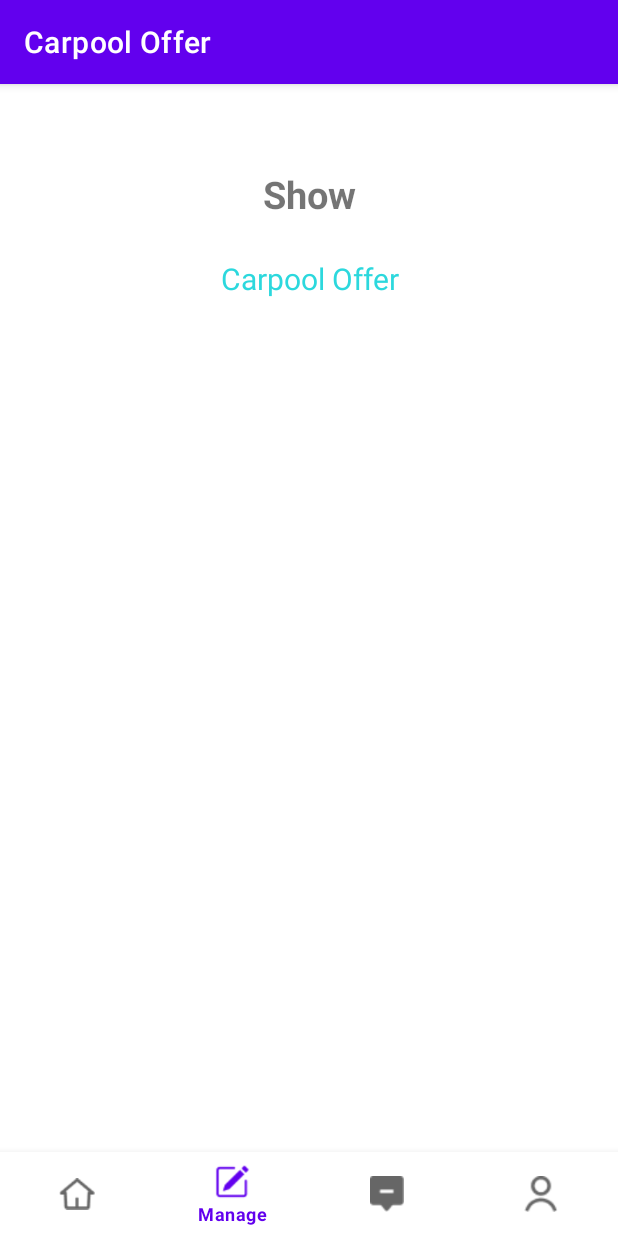
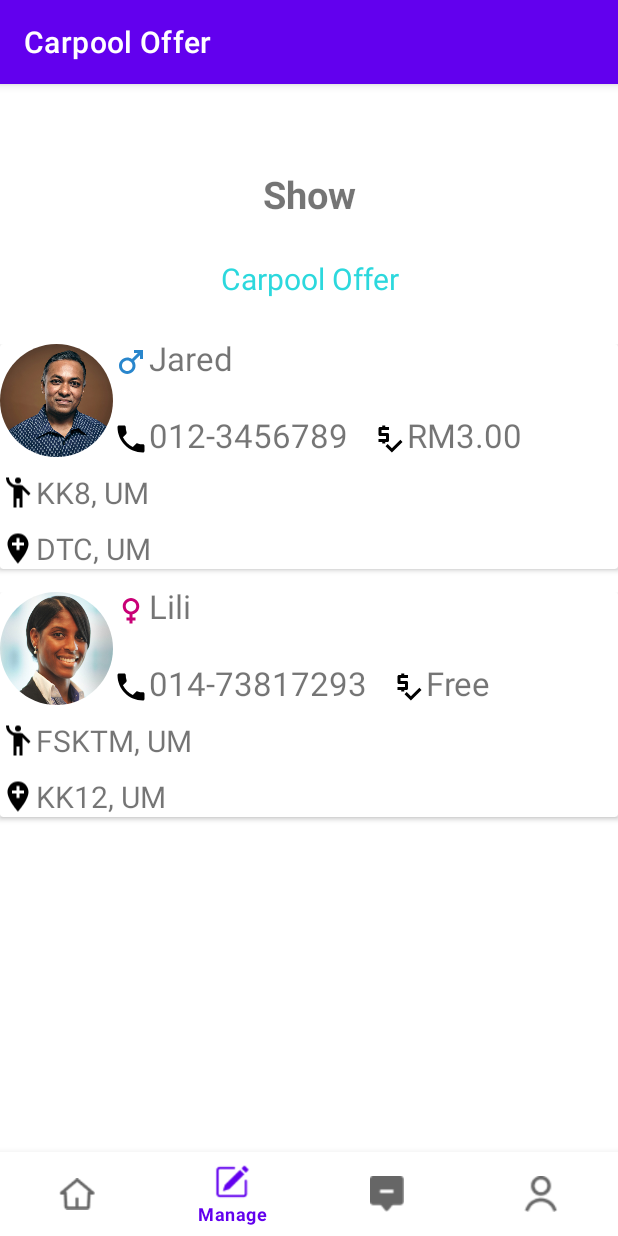
Before and after one commit to UniPool-WIA2006/UniPool, an Android app: the ManageFragment screen opened through its navigation route, on a phone screen of 412 x 824 dp. Run offline under Robolectric (Android 15) with nearby library versions, the phone set to English and light mode, and no system bars; our stand-ins replace CircleImageView, navigation-ui.

Commit message:
-28/1 4.55 pm -redo balik sbb bug. otw nak ke manage carpool request

```diff
--- a/app/src/main/java/com/example/unipool/ModelClass.java
+++ b/app/src/main/java/com/example/unipool/ModelClass.java
@@ -8,7 +8,7 @@ public class ModelClass {
     private String rvLocation;
     private String rvDestination;
 
-    ModelClass(int rvPicture, int rvGenderIcon, String rvName, String rvNumber, String rvFees, String rvLocation, String rvDestination) {
+    public ModelClass(int rvPicture, int rvGenderIcon, String rvName, String rvNumber, String rvFees, String rvLocation, String rvDestination) {
         this.rvPicture = rvPicture;
         this.rvGenderIcon = rvGenderIcon;
         this.rvName = rvName;
--- a/app/src/main/java/com/example/unipool/ui/manage/ManageFragment.java
+++ b/app/src/main/java/com/example/unipool/ui/manage/ManageFragment.java
@@ -13,13 +13,26 @@ import androidx.cardview.widget.CardView;
 import androidx.fragment.app.Fragment;
 import androidx.lifecycle.ViewModelProvider;
 import androidx.navigation.Navigation;
+import androidx.recyclerview.widget.LinearLayoutManager;
+import androidx.recyclerview.widget.RecyclerView;
 
+import com.example.unipool.Adapter;
+import com.example.unipool.ModelClass;
 import com.example.unipool.R;
 import com.example.unipool.databinding.FragmentManageBinding;
 
 import org.w3c.dom.Text;
 
+import java.util.ArrayList;
+import java.util.List;
+
 public class ManageFragment extends Fragment {
+
+    RecyclerView recyclerView;
+    LinearLayoutManager layoutManager;
+    List<ModelClass> rvList;
+    Adapter adapter;
+
 
     private FragmentManageBinding binding;
 
@@ -37,28 +50,47 @@ public class ManageFragment extends Fragment {
     public void onViewCreated(@NonNull View view, @Nullable Bundle savedInstanceState) {
         super.onViewCreated(view, savedInstanceState);
 
-        TextView tvCarpoolOffer = binding.tvCarpoolOffer;
-        CardView cvOffer1 = binding.cvCarpoolOffer1;
-        CardView cvOffer2 = binding.cvCarpoolOffer2;
-        tvCarpoolOffer.setOnClickListener(new View.OnClickListener() {
-            @Override
-            public void onClick(View view) {
-                Navigation.findNavController(view).navigate(R.id.action_navigation_manage_to_manageCarpoolRequest);
-            }
-        });
-        cvOffer1.setOnClickListener(new View.OnClickListener() {
-            @Override
-            public void onClick(View view) {
-                Navigation.findNavController(view).navigate(R.id.action_navigation_manage_to_carpoolOffer1);
-            }
-        });
-        cvOffer2.setOnClickListener(new View.OnClickListener() {
-            @Override
-            public void onClick(View view) {
-                Navigation.findNavController(view).navigate(R.id.action_navigation_manage_to_carpoolOffer2);
-            }
-        });
+        initData();
+        initRecyclerView();
+
+//        TextView tvCarpoolOffer = binding.tvCarpoolOffer;
+//        CardView cvOffer1 = binding.cvCarpoolOffer1;
+//        CardView cvOffer2 = binding.cvCarpoolOffer2;
+//        tvCarpoolOffer.setOnClickListener(new View.OnClickListener() {
+//            @Override
+//            public void onClick(View view) {
+//                Navigation.findNavController(view).navigate(R.id.action_navigation_manage_to_manageCarpoolRequest);
+//            }
+//        });
+//        cvOffer1.setOnClickListener(new View.OnClickListener() {
+//            @Override
+//            public void onClick(View view) {
+//                Navigation.findNavController(view).navigate(R.id.action_navigation_manage_to_carpoolOffer1);
+//            }
+//        });
+//        cvOffer2.setOnClickListener(new View.OnClickListener() {
+//            @Override
+//            public void onClick(View view) {
+//                Navigation.findNavController(view).navigate(R.id.action_navigation_manage_to_carpoolOffer2);
+//            }
+//        });
     }
+
+    private void initData() {
+        rvList = new ArrayList<>();
+        rvList.add(new ModelClass(R.drawable.man_1, R.drawable.ic_baseline_male_24, "Jared", "012-3456789", "RM3.00", "KK8, UM", "DTC, UM"));
+        rvList.add(new ModelClass(R.drawable.woman_1, R.drawable.ic_baseline_female_24, "Lili", "014-73817293", "Free", "FSKTM, UM", "KK12, UM"));
+    }
+    private void initRecyclerView() {
+        recyclerView = binding.manageRV;
+        layoutManager = new LinearLayoutManager(getContext());
+        layoutManager.setOrientation(RecyclerView.VERTICAL);
+        recyclerView.setLayoutManager(layoutManager);
+        adapter = new Adapter(rvList);
+        recyclerView.setAdapter(adapter);
+        adapter.notifyDataSetChanged();
+    }
+
 
     @Override
     public void onDestroyView() {
--- a/app/src/main/res/layout/fragment_manage.xml
+++ b/app/src/main/res/layout/fragment_manage.xml
@@ -8,7 +8,7 @@
     xmlns:tools="http://schemas.android.com/tools">
     <LinearLayout
         android:layout_width="match_parent"
-        android:layout_height="match_parent"
+        android:layout_height="wrap_content"
         android:orientation="vertical">
 
         <TextView
@@ -31,6 +31,7 @@
             android:textSize="20sp" />
 
         <androidx.recyclerview.widget.RecyclerView
+            android:id="@+id/manageRV"
             android:layout_width="match_parent"
             android:layout_height="wrap_content"
             tools:listitem="@layout/manage_recyclerview">
--- a/app/src/main/res/layout/manage_recyclerview.xml
+++ b/app/src/main/res/layout/manage_recyclerview.xml
@@ -1,7 +1,7 @@
 <?xml version="1.0" encoding="utf-8"?>
 <RelativeLayout xmlns:android="http://schemas.android.com/apk/res/android"
     android:layout_width="match_parent"
-    android:layout_height="match_parent"
+    android:layout_height="wrap_content"
     xmlns:tools="http://schemas.android.com/tools">
 
     <androidx.cardview.widget.CardView
```
